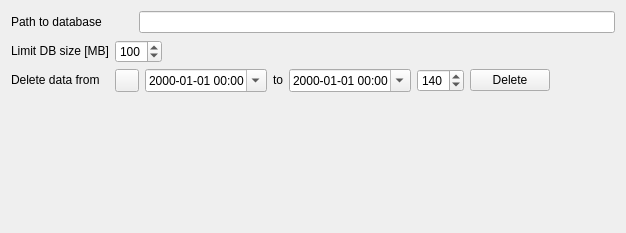
The window that zbyrator-src/options/databasesettings.ui (KTS-Intek/quick-collect) describes before a commit, drawn with Qt 5.
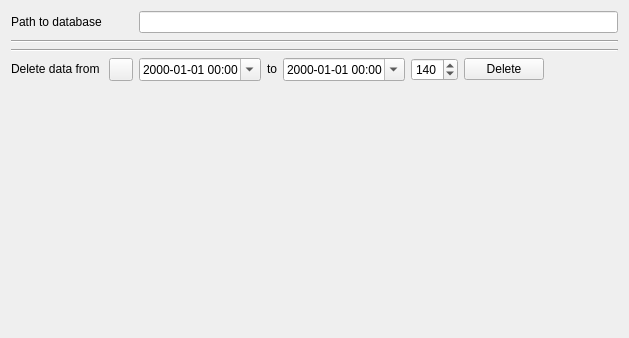
The same window after the commit. Icons and pictures are not drawn.

Diff of the .ui file:
```diff
--- a/zbyrator-src/options/databasesettings.ui
+++ b/zbyrator-src/options/databasesettings.ui
@@ -6,86 +6,16 @@
    <rect>
     <x>0</x>
     <y>0</y>
-    <width>626</width>
-    <height>233</height>
+    <width>629</width>
+    <height>338</height>
    </rect>
   </property>
   <property name="windowTitle">
    <string>Form</string>
   </property>
   <layout class="QGridLayout" name="gridLayout">
-   <item row="0" column="1" colspan="3">
-    <layout class="QHBoxLayout" name="horizontalLayout_3">
-     <item>
-      <widget class="QToolButton" name="toolButton">
-       <property name="enabled">
-        <bool>false</bool>
-       </property>
-       <property name="text">
-        <string/>
-       </property>
-       <property name="icon">
-        <iconset resource="../../../../Matilda-units/gui/image-and-font/res.qrc">
-         <normaloff>:/katynko/svg/document-open.svg</normaloff>:/katynko/svg/document-open.svg</iconset>
-       </property>
-       <property name="autoRaise">
-        <bool>true</bool>
-       </property>
-      </widget>
-     </item>
-     <item>
-      <widget class="QLineEdit" name="lePathToDb">
-       <property name="readOnly">
-        <bool>true</bool>
-       </property>
-      </widget>
-     </item>
-    </layout>
-   </item>
-   <item row="1" column="3">
-    <spacer name="horizontalSpacer_14">
-     <property name="orientation">
-      <enum>Qt::Horizontal</enum>
-     </property>
-     <property name="sizeHint" stdset="0">
-      <size>
-       <width>420</width>
-       <height>20</height>
-      </size>
-     </property>
-    </spacer>
-   </item>
-   <item row="1" column="2">
-    <widget class="QSpinBox" name="sbLimitDBsize">
-     <property name="minimum">
-      <number>20</number>
-     </property>
-     <property name="maximum">
-      <number>700</number>
-     </property>
-     <property name="singleStep">
-      <number>10</number>
-     </property>
-     <property name="value">
-      <number>100</number>
-     </property>
-    </widget>
-   </item>
-   <item row="4" column="0">
-    <spacer name="verticalSpacer_11">
-     <property name="orientation">
-      <enum>Qt::Vertical</enum>
-     </property>
-     <property name="sizeHint" stdset="0">
-      <size>
-       <width>20</width>
-       <height>120</height>
-      </size>
-     </property>
-    </spacer>
-   </item>
-   <item row="2" column="0">
-    <widget class="QLabel" name="label_10">
+   <item row="0" column="0">
+    <widget class="QLabel" name="label_8">
      <property name="sizePolicy">
       <sizepolicy hsizetype="Fixed" vsizetype="Fixed">
        <horstretch>0</horstretch>
@@ -93,11 +23,11 @@
       </sizepolicy>
      </property>
      <property name="text">
-      <string>Delete data from </string>
+      <string>Path to database</string>
      </property>
     </widget>
    </item>
-   <item row="2" column="2" colspan="2">
+   <item row="4" column="1" colspan="3">
     <layout class="QHBoxLayout" name="horizontalLayout_2">
      <item>
       <widget class="QToolButton" name="tbResetDelSett">
@@ -207,33 +137,7 @@
      </item>
     </layout>
    </item>
-   <item row="1" column="0" colspan="2">
-    <widget class="QLabel" name="label_9">
-     <property name="sizePolicy">
-      <sizepolicy hsizetype="Fixed" vsizetype="Fixed">
-       <horstretch>0</horstretch>
-       <verstretch>0</verstretch>
-      </sizepolicy>
-     </property>
-     <property name="text">
-      <string>Limit DB size [MB]</string>
-     </property>
-    </widget>
-   </item>
-   <item row="0" column="0">
-    <widget class="QLabel" name="label_8">
-     <property name="sizePolicy">
-      <sizepolicy hsizetype="Fixed" vsizetype="Fixed">
-       <horstretch>0</horstretch>
-       <verstretch>0</verstretch>
-      </sizepolicy>
-     </property>
-     <property name="text">
-      <string>Path to database</string>
-     </property>
-    </widget>
-   </item>
-   <item row="3" column="2" colspan="2">
+   <item row="5" column="2" colspan="2">
     <widget class="QLabel" name="lblDbMessages">
      <property name="text">
       <string/>
@@ -246,6 +150,90 @@
      </property>
     </widget>
    </item>
+   <item row="2" column="0" colspan="4">
+    <layout class="QVBoxLayout" name="vl4dbLimitsWdgt"/>
+   </item>
+   <item row="3" column="0" colspan="4">
+    <widget class="Line" name="line">
+     <property name="orientation">
+      <enum>Qt::Horizontal</enum>
+     </property>
+    </widget>
+   </item>
+   <item row="0" column="1" colspan="3">
+    <layout class="QHBoxLayout" name="horizontalLayout_3">
+     <item>
+      <widget class="QToolButton" name="toolButton">
+       <property name="enabled">
+        <bool>false</bool>
+       </property>
+       <property name="text">
+        <string/>
+       </property>
+       <property name="icon">
+        <iconset resource="../../../../Matilda-units/gui/image-and-font/res.qrc">
+         <normaloff>:/katynko/svg/document-open.svg</normaloff>:/katynko/svg/document-open.svg</iconset>
+       </property>
+       <property name="autoRaise">
+        <bool>true</bool>
+       </property>
+      </widget>
+     </item>
+     <item>
+      <widget class="QLineEdit" name="lePathToDb">
+       <property name="readOnly">
+        <bool>true</bool>
+       </property>
+      </widget>
+     </item>
+    </layout>
+   </item>
+   <item row="4" column="0">
+    <widget class="QLabel" name="label_10">
+     <property name="sizePolicy">
+      <sizepolicy hsizetype="Fixed" vsizetype="Fixed">
+       <horstretch>0</horstretch>
+       <verstretch>0</verstretch>
+      </sizepolicy>
+     </property>
+     <property name="text">
+      <string>Delete data from </string>
+     </property>
+    </widget>
+   </item>
+   <item row="5" column="0" rowspan="2">
+    <spacer name="verticalSpacer_11">
+     <property name="orientation">
+      <enum>Qt::Vertical</enum>
+     </property>
+     <property name="sizeHint" stdset="0">
+      <size>
+       <width>20</width>
+       <height>120</height>
+      </size>
+     </property>
+    </spacer>
+   </item>
+   <item row="1" column="0" colspan="4">
+    <widget class="Line" name="line_2">
+     <property name="orientation">
+      <enum>Qt::Horizontal</enum>
+     </property>
+    </widget>
+   </item>
+   <item row="7" column="0">
+    <spacer name="verticalSpacer">
+     <property name="orientation">
+      <enum>Qt::Vertical</enum>
+     </property>
+     <property name="sizeHint" stdset="0">
+      <size>
+       <width>20</width>
+       <height>40</height>
+      </size>
+     </property>
+    </spacer>
+   </item>
   </layout>
  </widget>
  <resources>
```
